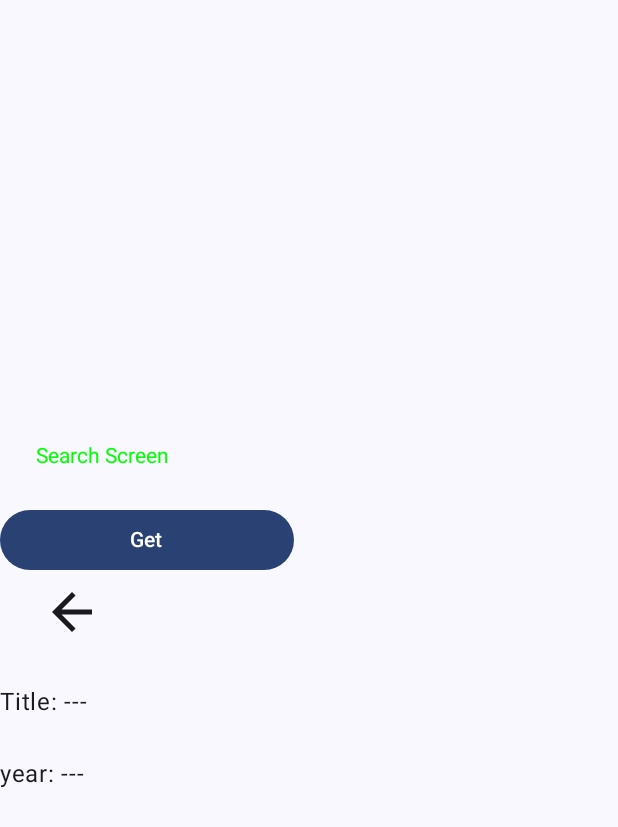
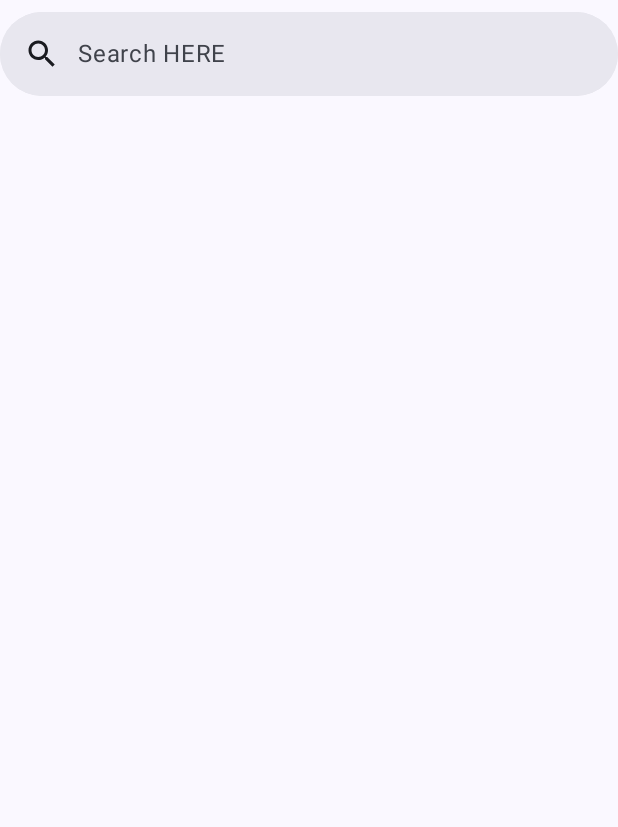
Before and after one commit to Yum3000/muscat, an Android app built with Jetpack Compose: the screen it shows after launch (MainActivity), after a tap on "Search", on a phone screen of 412 x 824 dp. Shown: the top 827 px of the screen. Run offline under Robolectric (Android 15) with nearby library versions, the phone set to English and light mode, and no system bars; our stand-ins replace Dagger/Hilt's generated code, Room's generated code; libraries missing offline, so code that uses them is left out: androidx.room.util, retrofit2.converter.jackson; pictures from the network do not load; 2 statements that could not run were skipped.

Commit message:
Added list search releases

```diff
--- a/app/build.gradle.kts
+++ b/app/build.gradle.kts
@@ -85,9 +85,13 @@ dependencies {
     testImplementation(libs.hilt.android.testing)
     kaptTest(libs.hilt.android.compiler)
 
+    // Coil
+    implementation("io.coil-kt:coil-compose:2.2.2")
+
+
     // Retrofit
     implementation ("com.squareup.retrofit2:retrofit:2.9.0")
-    implementation ("com.squareup.retrofit2:converter-gson:2.9.0")
+    implementation("com.squareup.retrofit2:converter-jackson:2.9.0")
 
     //
     implementation ("com.squareup.okhttp3:logging-interceptor:4.10.0")
--- a/app/src/main/AndroidManifest.xml
+++ b/app/src/main/AndroidManifest.xml
@@ -6,6 +6,7 @@
     <uses-permission android:name="android.permission.ACCESS_NETWORK_STATE"/>
 
     <application
+        android:name=".Muscat"
         android:allowBackup="true"
         android:dataExtractionRules="@xml/data_extraction_rules"
         android:fullBackupContent="@xml/backup_rules"
@@ -14,7 +15,7 @@
         android:roundIcon="@mipmap/ic_launcher_round"
         android:supportsRtl="true"
         android:theme="@style/Theme.Muscat"
-        android:name=".Muscat"
+        android:usesCleartextTraffic="true"
         tools:targetApi="31">
         <activity
             android:name=".ui.MainActivity"
--- a/app/src/main/java/ru/byum/muscat/data/MusicRepository.kt
+++ b/app/src/main/java/ru/byum/muscat/data/MusicRepository.kt
@@ -10,7 +10,8 @@ import ru.byum.muscat.data.network.RetrofitInstance
 import javax.inject.Inject
 
 interface MusicRepository {
-    suspend fun getRelease(id: String): Release?
+    suspend fun getRelease(id: Int): Release?
+    suspend fun onSearch(query:String) : ReleaseSearchResults?
     val musics: Flow<List<String>>
 
     suspend fun add(name: String)
@@ -21,10 +22,12 @@ class DefaultMusicRepository @Inject constructor(
     private val discogs: DiscogsAPI
 ) : MusicRepository {
 
-    //private val discogs = RetrofitInstance.create
+    override suspend fun getRelease(id: Int): Release? {
+        return discogs.getRelease(id)?.toRelease()
+    }
 
-    override suspend fun getRelease(id: String): Release? {
-        return discogs.getRelease("1234")?.toRelease()
+    override suspend fun onSearch(query: String): ReleaseSearchResults? {
+        return discogs.onSearch(query)
     }
 
     override val musics: Flow<List<String>> =
--- a/app/src/main/java/ru/byum/muscat/data/Release.kt
+++ b/app/src/main/java/ru/byum/muscat/data/Release.kt
@@ -1,7 +1,7 @@
 package ru.byum.muscat.data
 
 data class Release(
-    val id: String = "",
+    val id: Int = 0,
     val title: String = "",
     val year: String = ""
 )
--- a/app/src/main/java/ru/byum/muscat/data/network/DiscogsAPI.kt
+++ b/app/src/main/java/ru/byum/muscat/data/network/DiscogsAPI.kt
@@ -2,13 +2,13 @@ package ru.byum.muscat.data.network
 
 import retrofit2.Call
 import retrofit2.Retrofit
-import retrofit2.converter.gson.GsonConverterFactory
 import retrofit2.http.GET
 import retrofit2.http.Headers
 import retrofit2.http.Path
+import ru.byum.muscat.data.ReleaseSearchResults
 
 interface DiscogsAPI {
-
-    suspend fun getRelease(@Path("id") id: String): ReleaseNetwork?
+    suspend fun getRelease(id: Int): ReleaseNetwork?
+    suspend fun onSearch(query:String) : ReleaseSearchResults?
 
 }
--- a/app/src/main/java/ru/byum/muscat/data/network/RetrofitDiscogsAPI.kt
+++ b/app/src/main/java/ru/byum/muscat/data/network/RetrofitDiscogsAPI.kt
@@ -1,13 +1,21 @@
 package ru.byum.muscat.data.network
 
 import retrofit2.Call
+import retrofit2.Response
 import retrofit2.http.GET
+import retrofit2.http.Header
 import retrofit2.http.Headers
 import retrofit2.http.Path
+import retrofit2.http.Query
+import ru.byum.muscat.data.ReleaseSearchResults
 
 interface RetrofitDiscogsAPI {
 
-    @Headers("User-Agent: muscat/0.1 + https://github.com/Yum3000")
     @GET("/releases/{id}")
-    fun getRelease(@Path("id") id: String): Call<ReleaseNetwork?>
+    suspend fun getRelease(@Path("id") id: Int): Response<ReleaseNetwork>
+
+    @GET("/database/search?")
+    suspend fun onSearch(@Query("query") query: String, @Query("type") type : String,
+                         @Query("token") token:String) :
+            Response<ReleaseSearchResults>
 }
--- /dev/null
+++ b/app/src/main/java/ru/byum/muscat/data/network/RetrofitDiscogsClient.kt
@@ -0,0 +1,31 @@
+package ru.byum.muscat.data.network
+
+import okhttp3.Interceptor
+import okhttp3.OkHttpClient
+import okhttp3.Response
+import retrofit2.Retrofit
+import retrofit2.converter.jackson.JacksonConverterFactory
+
+object RetrofitDiscogsClient {
+    private const val BASE_URL = "https://api.discogs.com/"
+    private val okHttpClient = OkHttpClient()
+        .newBuilder()
+        .addInterceptor(UserAgentInterceptor)
+        .build()
+
+    fun getClient(): Retrofit =
+        Retrofit.Builder()
+            .client(okHttpClient)
+            .baseUrl(BASE_URL)
+            .addConverterFactory(JacksonConverterFactory.create())
+            .build()
+}
+
+object UserAgentInterceptor : Interceptor {
+    override fun intercept(chain: Interceptor.Chain): Response {
+        val requestWithHeader = chain.request()
+            .newBuilder()
+            .header("User-Agent", "muscat/0.1 +http://github.com/Yum3000").build()
+        return chain.proceed(requestWithHeader)
+    }
+}
--- a/app/src/main/java/ru/byum/muscat/data/network/RetrofitInstance.kt
+++ b/app/src/main/java/ru/byum/muscat/data/network/RetrofitInstance.kt
@@ -1,14 +1,15 @@
 package ru.byum.muscat.data.network
 
 import retrofit2.Retrofit
-import retrofit2.converter.gson.GsonConverterFactory
+import retrofit2.converter.jackson.JacksonConverterFactory
+
 
 object RetrofitInstance {
 
     private val retrofit: Retrofit by lazy {
         Retrofit.Builder()
             .baseUrl("https://api.discogs.com")
-            .addConverterFactory(GsonConverterFactory.create())
+            .addConverterFactory(JacksonConverterFactory.create())
             .build()
     }
 
--- a/app/src/main/java/ru/byum/muscat/ui/main/MainScreen.kt
+++ b/app/src/main/java/ru/byum/muscat/ui/main/MainScreen.kt
@@ -11,18 +11,13 @@ import androidx.compose.foundation.layout.height
 import androidx.compose.foundation.layout.padding
 import androidx.compose.foundation.layout.size
 import androidx.compose.foundation.layout.width
-import androidx.compose.foundation.shape.CircleShape
 import androidx.compose.foundation.shape.RoundedCornerShape
 import androidx.compose.material.icons.Icons
 import androidx.compose.material.icons.rounded.CheckCircle
-import androidx.compose.material.icons.rounded.Favorite
 import androidx.compose.material.icons.rounded.Info
-import androidx.compose.material.icons.rounded.List
-import androidx.compose.material.icons.rounded.Place
 import androidx.compose.material.icons.rounded.Search
 import androidx.compose.material3.Button
 import androidx.compose.material3.ButtonDefaults
-import androidx.compose.material3.ButtonDefaults.buttonColors
 import androidx.compose.material3.Icon
 import androidx.compose.material3.IconButton
 import androidx.compose.material3.Text
@@ -38,6 +33,7 @@ import androidx.hilt.navigation.compose.hiltViewModel
 import androidx.lifecycle.compose.collectAsStateWithLifecycle
 
 import androidx.navigation.NavHostController
+import ru.byum.muscat.ui.musicScreen.MusicViewModel
 
 
 @Composable
@@ -123,14 +119,14 @@ internal fun MainScreen(
 
                 Icon(
                     imageVector = Icons.Rounded.Search,
-                    contentDescription = "Second",
+                    contentDescription = "Folders",
                     tint = Color.White,
                     modifier = Modifier.size(45.dp)
                 )
 
                 //Spacer(modifier = Modifier.width(ButtonDefaults.IconSpacing))
                 Text(
-                    text = "Second",
+                    text = "Folders",
                     color = Color.White,
                     fontSize = 23.sp
                 )
@@ -177,23 +173,27 @@ internal fun MainScreen(
             //horizontalArrangement = Arrangement.spacedBy(16.dp)
             horizontalArrangement = Arrangement.Center
         ) {
-            IconButton(
-                modifier = Modifier.width(96.dp),
+            Button(
+                modifier = Modifier.width(165.dp).height(45.dp).
+                background(brush = Brush.verticalGradient(colors =
+                listOf(Color.Black, Color.Blue)),
+                    shape = RoundedCornerShape(23.dp),),
+
+                colors = ButtonDefaults.buttonColors(containerColor = Color.Transparent),
                 onClick = { navController.navigate("info") }) {
-                //Text("Info Screen")
+
 
                 Icon(
                     imageVector = Icons.Rounded.Info,
                     contentDescription = "Info",
-                    tint = Color(0xFF2EB674),
-                    modifier = Modifier.size(96.dp)
+                    tint = Color.White,
+                    modifier = Modifier.size(45.dp)
                 )
 
-                Spacer(modifier = Modifier.width(width = 38.dp))
                 Text(
-                    text = "Info Screen",
-                    color = Color(0xFF2EB674),
-                    fontSize = 20.sp
+                    text = "Info",
+                    color = Color.White,
+                    fontSize = 23.sp
                 )
             }
         }
--- a/app/src/main/java/ru/byum/muscat/ui/main/MainViewModel.kt
+++ /dev/null
@@ -1,39 +0,0 @@
-package ru.byum.muscat.ui.main
-
-import androidx.lifecycle.ViewModel
-import androidx.lifecycle.viewModelScope
-import dagger.hilt.android.lifecycle.HiltViewModel
-import kotlinx.coroutines.flow.MutableStateFlow
-import kotlinx.coroutines.flow.StateFlow
-import kotlinx.coroutines.flow.asStateFlow
-import kotlinx.coroutines.flow.update
-import kotlinx.coroutines.launch
-import ru.byum.muscat.data.MusicRepository
-import javax.inject.Inject
-
-@HiltViewModel
-class MusicViewModel @Inject constructor(
-    private val musicRepository: MusicRepository
-) : ViewModel() {
-    private val _uiState = MutableStateFlow(MusicUiState())
-    val uiState: StateFlow<MusicUiState> = _uiState.asStateFlow()
-
-    fun getRelease() {
-        viewModelScope.launch {
-            val release  = musicRepository.getRelease("1234")
-            if (release != null) {
-                _uiState.update {
-                    it.copy(
-                        title = release.title,
-                        year = release.year,
-                    )
-                }
-            }
-        }
-    }
-}
-
-data class MusicUiState(
-    val title: String = "---",
-    val year: String = "---",
-)
--- a/app/src/main/java/ru/byum/muscat/ui/musicScreen/MusicScreen.kt
+++ b/app/src/main/java/ru/byum/muscat/ui/musicScreen/MusicScreen.kt
@@ -1,108 +1,247 @@
 package ru.byum.muscat.ui.musicScreen
 
+import android.annotation.SuppressLint
+import androidx.compose.foundation.background
+import androidx.compose.foundation.clickable
 import androidx.compose.foundation.layout.Arrangement
+import androidx.compose.foundation.layout.Box
 import androidx.compose.foundation.layout.Column
 import androidx.compose.foundation.layout.Row
 import androidx.compose.foundation.layout.fillMaxSize
 import androidx.compose.foundation.layout.fillMaxWidth
+import androidx.compose.foundation.layout.height
 import androidx.compose.foundation.layout.padding
 import androidx.compose.foundation.layout.size
 import androidx.compose.foundation.layout.width
+import androidx.compose.foundation.rememberScrollState
+import androidx.compose.foundation.shape.RoundedCornerShape
+import androidx.compose.foundation.verticalScroll
 import androidx.compose.material.icons.Icons
 import androidx.compose.material.icons.filled.ArrowBack
+import androidx.compose.material.icons.filled.Close
+import androidx.compose.material.icons.filled.Search
 import androidx.compose.material3.Button
+import androidx.compose.material3.DisplayMode
+import androidx.compose.material3.ExperimentalMaterial3Api
 import androidx.compose.material3.Icon
 import androidx.compose.material3.IconButton
+import androidx.compose.material3.MaterialTheme
+import androidx.compose.material3.OutlinedTextField
+import androidx.compose.material3.Scaffold
+import androidx.compose.material3.Surface
 import androidx.compose.material3.Text
-import androidx.compose.material3.TopAppBar
+import androidx.compose.material3.SearchBar
+import androidx.compose.material3.TextField
+import androidx.compose.material3.TextFieldDefaults
 import androidx.compose.runtime.Composable
+import androidx.compose.runtime.ComposableInferredTarget
+import androidx.compose.runtime.InternalComposeApi
+import androidx.compose.runtime.LaunchedEffect
+import androidx.compose.runtime.collectAsState
 import androidx.compose.runtime.getValue
+import androidx.compose.runtime.mutableStateOf
+import androidx.compose.runtime.remember
+import androidx.compose.runtime.setValue
+import androidx.compose.ui.Alignment
 import androidx.compose.ui.Modifier
+import androidx.compose.ui.draw.clip
 import androidx.compose.ui.graphics.Color
+import androidx.compose.ui.layout.ContentScale
+import androidx.compose.ui.platform.LocalContext
+import androidx.compose.ui.text.TextStyle
 import androidx.compose.ui.text.style.TextAlign
 import androidx.compose.ui.unit.dp
+import androidx.compose.ui.unit.sp
 import androidx.hilt.navigation.compose.hiltViewModel
 import androidx.lifecycle.compose.collectAsStateWithLifecycle
+import androidx.lifecycle.viewmodel.compose.viewModel
 
 import androidx.navigation.NavHostController
-import ru.byum.muscat.ui.main.MusicViewModel
+import androidx.room.util.query
+import coil.compose.AsyncImage
+import coil.request.ImageRequest
+import kotlinx.coroutines.flow.asStateFlow
+import ru.byum.muscat.data.ReleaseSearchResult
+import ru.byum.muscat.data.ReleaseSearchResults
+
+import androidx.compose.material.icons.outlined.Star
 
 
+@OptIn(ExperimentalMaterial3Api::class, InternalComposeApi::class)
+@SuppressLint("UnusedMaterial3ScaffoldPaddingParameter")
 @Composable
-fun MusicScreen(modifier: Modifier = Modifier, viewModel: MusicViewModel = hiltViewModel(), navController:NavHostController) {
+
+fun MusicScreen(
+    modifier: Modifier = Modifier,
+    viewModel: MusicViewModel = hiltViewModel(),
+    navController:NavHostController) {
     val state by viewModel.uiState.collectAsStateWithLifecycle()
 
-    MusicScreen(
-        title = state.title,
-        released = state.year,
-        onGet = viewModel::getRelease,
-        modifier = modifier,
-        navController = navController
-    )
+    val searchString by viewModel.searchString.collectAsState()
 
-}
 
-@Composable
-internal fun MusicScreen(
-    title: String,
-    released: String,
-    onGet: () -> Unit,
-    modifier: Modifier = Modifier,
-    navController: NavHostController
-) {
-    Column(
-        modifier = Modifier.fillMaxSize(),
-        //var nameMusic by remember { mutableStateOf("Compose") }
-        verticalArrangement = Arrangement.Center,
+    val released = state.year
+    val title = state.title
 
+    fun onGet() {
+        viewModel.getRelease()
+    }
+
+
+    var text by remember { mutableStateOf("") }
+    var active by remember { mutableStateOf(false) }
+
+    //val context = LocalContext.current
+    Scaffold {
+        SearchBar(query = text,
+            onQueryChange = {text=it},
+            onSearch = {viewModel.onSearch(text)
+                active = false},
+            active = active,
+            onActiveChange = {active = it},
+        placeholder = {Text(text = "Search HERE")},
+        leadingIcon = {Icon(imageVector = Icons.Default.Search, contentDescription = "Search!")},
+            trailingIcon = {
+                if(active){
+                    Icon(modifier = Modifier.clickable{
+                        if (text.isNotEmpty()){
+                            text = ""
+                        } else {
+                            active = false
+                        }
+                    },
+                    imageVector = Icons.Default.Close,
+                    contentDescription = "Close Icon")
+                }
+            }
         )
-    {
+        {
+        }
 
-        Text(
-            text = "Search Screen",
-            color = Color.Green,
-            style = androidx.compose.ui.text.TextStyle(textAlign = TextAlign.Center),
-            modifier = Modifier.padding(24.dp)
-        )
-
-        Button(
-            modifier = Modifier.width(196.dp),
-            onClick = { onGet() } ){
-                Text("Get")
-            }
+        DisplayList(results = viewModel.listCurrentResults)
 
         Row(
             modifier = Modifier
                 .fillMaxWidth()
                 .padding(bottom = 24.dp),
-            horizontalArrangement = Arrangement.spacedBy(16.dp)
+            horizontalArrangement = Arrangement.spacedBy(36.dp)
         ) {
-            IconButton(
-                modifier = Modifier.width(96.dp),
-                onClick = { navController.navigate("main") }) {
-                Icon(
-                    Icons.Filled.ArrowBack,
-                    modifier = Modifier.size(128.dp),
-                    contentDescription = "Back"
-                )
+            IconButton(modifier = Modifier.width(96.dp), onClick = { navController.navigate("main")}) {
+                Icon(Icons.Filled.ArrowBack, modifier = Modifier.size(128.dp), contentDescription = "Back")
             }
-        }
 
-        Row(
-            modifier = Modifier
-                .fillMaxWidth()
-                .padding(bottom = 24.dp),
-            horizontalArrangement = Arrangement.spacedBy(16.dp)
-        ) {
-            Text("Title: $title")
-        }
-        Row(
-            modifier = Modifier
-                .fillMaxWidth()
-                .padding(bottom = 24.dp),
-            horizontalArrangement = Arrangement.spacedBy(16.dp)
-        ) {
-            Text("year: $released")
+        Column(
+            modifier = Modifier.fillMaxSize(),
+            verticalArrangement = Arrangement.Center,
+            horizontalAlignment = Alignment.CenterHorizontally)
+        {
+
+
+            }
+
+//            Text(
+//                text = "Search Screen",
+//                color = Color.Green,
+//                style = androidx.compose.ui.text.TextStyle(textAlign = TextAlign.Center),
+//                modifier = Modifier.padding(24.dp)
+//            )
+//
+//            Button(
+//                modifier = Modifier.width(196.dp),
+//                onClick = { onGet() }) {
+//                Text("Get")
+//            }
+
+//
+//            Row(
+//                modifier = Modifier
+//                    .fillMaxWidth()
+//                    .padding(bottom = 24.dp),
+//                horizontalArrangement = Arrangement.spacedBy(16.dp)
+//            ) {
+//                Text("Title: $title")
+//            }
+//            Row(
+//                modifier = Modifier
+//                    .fillMaxWidth()
+//                    .padding(bottom = 24.dp),
+//                horizontalArrangement = Arrangement.spacedBy(16.dp)
+//            ) {
+//                Text("year: $released")
+//            }
+//            Row(
+//                modifier = Modifier
+//                    .fillMaxWidth()
+//                    .padding(bottom = 24.dp),
+//                horizontalArrangement = Arrangement.spacedBy(16.dp)
+//            ) {
+//                Text("I'M TESTING: $text")
+//            }
         }
     }
 }
+
+@Composable
+fun DisplayList(results: ReleaseSearchResults?) {
+    val state = rememberScrollState()
+    LaunchedEffect(Unit) { state.animateScrollTo(100) }
+
+    if (results != null) {
+
+        Column(
+            modifier = Modifier.fillMaxSize()
+                .background(Color.Transparent)
+                .size(300.dp)
+                .padding(horizontal = 8.dp)
+                .verticalScroll(state),
+            verticalArrangement = Arrangement.Center,
+        ) {
+                results.results?.forEach {
+                    Box(
+                        contentAlignment = Alignment.Center,
+                        modifier = Modifier
+                            .clip(RoundedCornerShape(10.dp))
+                            .background(Color.Transparent)
+                            .padding(10.dp)
+                    ) {
+                    Text(
+                        text = "id:${it?.id}, \n" +
+                                "title:${it?.title},\n" +
+                                "year:${it?.year}",
+                        color = Color.Magenta, fontSize = 30.sp
+                    )
+
+                        AsyncImage(
+                            model = ImageRequest.Builder(LocalContext.current)
+                                .data(it?.cover_image)
+                                .crossfade(true)
+                                .build(),
+                            contentDescription = null,
+                            contentScale = ContentScale.Crop,
+
+                            modifier =  Modifier.height(100.dp).width(100.dp),
+                        alignment = Alignment.BottomEnd)
+
+                        RaitingBar()
+
+
+
+                }
+            }
+        }
+    }
+
+}
+
+@Composable
+fun RaitingBar(
+    modifier: Modifier = Modifier,
+    rating: Int = 0,
+    stars: Int = 5,
+    starsColor: Color = Color.Yellow,) {
+
+    Row(modifier = modifier) {
+        Icon(imageVector = Icons.Outlined.Star, contentDescription = null, tint = starsColor)
+
+    }
+}
--- /dev/null
+++ b/app/src/main/java/ru/byum/muscat/ui/musicScreen/MusicViewModel.kt
@@ -0,0 +1,84 @@
+package ru.byum.muscat.ui.musicScreen
+
+import android.util.Log
+import androidx.lifecycle.ViewModel
+import androidx.lifecycle.viewModelScope
+import dagger.hilt.android.lifecycle.HiltViewModel
+import kotlinx.coroutines.Dispatchers
+import kotlinx.coroutines.flow.MutableStateFlow
+import kotlinx.coroutines.flow.StateFlow
+import kotlinx.coroutines.flow.asStateFlow
+import kotlinx.coroutines.flow.update
+import kotlinx.coroutines.launch
+import kotlinx.coroutines.withContext
+import ru.byum.muscat.data.MusicRepository
+import ru.byum.muscat.data.ReleaseSearchResult
+import ru.byum.muscat.data.ReleaseSearchResults
+import javax.inject.Inject
+
+public const val TAG = "Music View Model"
+
+@HiltViewModel
+class MusicViewModel @Inject constructor(
+    private val musicRepository: MusicRepository
+) : ViewModel() {
+    private val _uiState = MutableStateFlow(MusicUiState())
+    val uiState: StateFlow<MusicUiState> = _uiState.asStateFlow()
+
+
+    private val _searchString = MutableStateFlow("")
+    val searchString = _searchString.asStateFlow()
+
+    private val _movies = MutableStateFlow<List<ReleaseSearchResult>>(
+        emptyList()
+    )
+    val movies = _movies.asStateFlow()
+
+    var listCurrentResults: ReleaseSearchResults? = null
+
+    fun onSearchStringChange(searchString: String){
+        _searchString.value = searchString
+    }
+
+    fun getRelease() {
+        viewModelScope.launch {
+            val release  = musicRepository.getRelease(23579)
+            if (release != null) {
+                _uiState.update {
+                    it.copy(
+                        title = release.title,
+                        year = release.year,
+                    )
+                }
+            }
+        }
+    }
+
+    fun onSearch(searchString: String) {
+
+        viewModelScope.launch(Dispatchers.IO){
+            //_uiState.value = Status.Loading(null)
+
+            val response = musicRepository.onSearch(searchString)
+            listCurrentResults = response
+
+            Log.d(TAG, "test VIEW MODEL {$response}")
+            if (response != null) {
+
+                Log.d(TAG, "THIS!!!! ${response.results?.get(1)}")
+
+                _uiState.update {
+                    it.copy(
+                        title = searchString,
+                        year = searchString,
+                    )
+                }
+            }
+        }
+    }
+}
+
+data class MusicUiState(
+    val title: String = "---",
+    val year: String = "---",
+)
```
Also changed, not shown: app/src/main/java/ru/byum/muscat/data/ArtistsSearchResult.kt (added, +17 -0 lines), app/src/main/java/ru/byum/muscat/data/ReleaseSearchResult.kt (added, +18 -0 lines), app/src/main/java/ru/byum/muscat/data/network/DefaultDiscogsAPI.kt (+22 -51 lines), app/src/main/java/ru/byum/muscat/data/network/ReleaseNetwork.kt (+10 -3 lines), app/src/main/java/ru/byum/muscat/data/ModelMapping.kt (line endings or trailing spaces).
